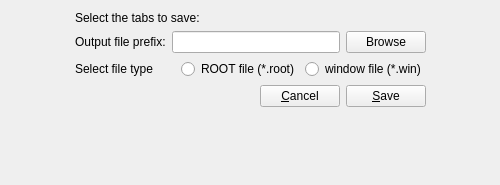
First picture: the form in main/spectra/src/SaveToRootDialog.ui, repository FRIBDAQ/SpecTcl, before the edit.
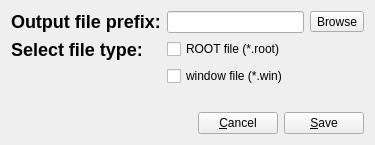
Second picture: the form after the edit.

Commit message: SaveToRootDialog becomes modal dialog

Diff of the .ui file:
```diff
--- a/main/spectra/src/SaveToRootDialog.ui
+++ b/main/spectra/src/SaveToRootDialog.ui
@@ -6,53 +6,34 @@
    <rect>
     <x>0</x>
     <y>0</y>
-    <width>500</width>
-    <height>185</height>
+    <width>370</width>
+    <height>145</height>
    </rect>
   </property>
   <property name="windowTitle">
    <string>Form</string>
   </property>
-  <layout class="QHBoxLayout" name="horizontalLayout_5">
-   <item>
-    <spacer name="horizontalSpacer_2">
-     <property name="orientation">
-      <enum>Qt::Horizontal</enum>
-     </property>
-     <property name="sizeHint" stdset="0">
-      <size>
-       <width>51</width>
-       <height>20</height>
-      </size>
-     </property>
-    </spacer>
-   </item>
-   <item>
-    <layout class="QVBoxLayout" name="verticalLayout">
-     <item>
-      <widget class="QLabel" name="pTopLabel">
-       <property name="text">
-        <string>Select the tabs to save:</string>
-       </property>
-      </widget>
-     </item>
-     <item>
-      <layout class="QHBoxLayout" name="horizontalLayout_2">
-       <item>
+  <layout class="QFormLayout" name="formLayout">
+   <property name="fieldGrowthPolicy">
+    <enum>QFormLayout::AllNonFixedFieldsGrow</enum>
+   </property>
+   <item row="0" column="0">
         <widget class="QLabel" name="pFileLabel">
          <property name="text">
-          <string>Output file prefix:</string>
+      <string>&lt;h2&gt;Output file prefix:&lt;/h2&gt;</string>
          </property>
          <property name="buddy">
           <cstring>pOutputPath</cstring>
          </property>
         </widget>
        </item>
+   <item row="0" column="1">
+    <layout class="QHBoxLayout" name="horizontalLayout_2">
        <item>
         <widget class="QLineEdit" name="pOutputPath"/>
        </item>
        <item>
-        <widget class="QPushButton" name="pBrowseButton">
+      <widget class="QToolButton" name="pBrowseButton">
          <property name="text">
           <string>Browse</string>
          </property>
@@ -60,38 +41,27 @@
        </item>
       </layout>
      </item>
-     <item>
-      <layout class="QHBoxLayout" name="horizontalLayout_4">
-       <item>
+   <item row="1" column="0">
         <widget class="QLabel" name="pFileTypeLabel">
          <property name="text">
-          <string>Select file type</string>
+      <string>&lt;html&gt;&lt;head/&gt;&lt;body&gt;&lt;p&gt;&lt;span style=&quot; font-size:x-large; font-weight:600;&quot;&gt;Select file type: &lt;/span&gt;&lt;/p&gt;&lt;/body&gt;&lt;/html&gt;</string>
          </property>
         </widget>
        </item>
-       <item>
-        <widget class="QRadioButton" name="pROOTSelector">
-         <property name="text">
-          <string>ROOT file (*.root)</string>
-         </property>
-         <property name="autoExclusive">
-          <bool>false</bool>
-         </property>
-        </widget>
-       </item>
-       <item>
-        <widget class="QRadioButton" name="pWinSelector">
-         <property name="text">
-          <string>window file (*.win)</string>
-         </property>
-         <property name="autoExclusive">
-          <bool>false</bool>
-         </property>
-        </widget>
-       </item>
-      </layout>
-     </item>
-     <item>
+   <item row="3" column="0" colspan="2">
+    <spacer name="verticalSpacer_2">
+     <property name="orientation">
+      <enum>Qt::Vertical</enum>
+     </property>
+     <property name="sizeHint" stdset="0">
+      <size>
+       <width>353</width>
+       <height>13</height>
+      </size>
+     </property>
+    </spacer>
+   </item>
+   <item row="4" column="0" colspan="2">
       <layout class="QHBoxLayout" name="horizontalLayout_3">
        <item>
         <spacer name="horizontalSpacer">
@@ -126,33 +96,25 @@
        </item>
       </layout>
      </item>
-     <item>
-      <spacer name="verticalSpacer">
-       <property name="orientation">
-        <enum>Qt::Vertical</enum>
-       </property>
-       <property name="sizeHint" stdset="0">
-        <size>
-         <width>20</width>
-         <height>197</height>
-        </size>
-       </property>
-      </spacer>
-     </item>
-    </layout>
-   </item>
-   <item>
-    <spacer name="horizontalSpacer_3">
-     <property name="orientation">
-      <enum>Qt::Horizontal</enum>
+   <item row="1" column="1">
+    <widget class="QCheckBox" name="pROOTSelector">
+     <property name="text">
+      <string>ROOT file (*.root)</string>
+     </property>
+     <property name="autoExclusive">
+      <bool>false</bool>
+     </property>
+    </widget>
+   </item>
+   <item row="2" column="1">
+    <widget class="QCheckBox" name="pWinSelector">
+     <property name="text">
+      <string>window file (*.win)</string>
      </property>
-     <property name="sizeHint" stdset="0">
-      <size>
-       <width>50</width>
-       <height>20</height>
-      </size>
+     <property name="autoExclusive">
+      <bool>false</bool>
      </property>
-    </spacer>
+    </widget>
    </item>
   </layout>
  </widget>
```
Left out of the diff: 2 changed lines with no effect on the pictures. Lines whose indentation alone changed are shown as unchanged. The commit also changes 3 other files.
